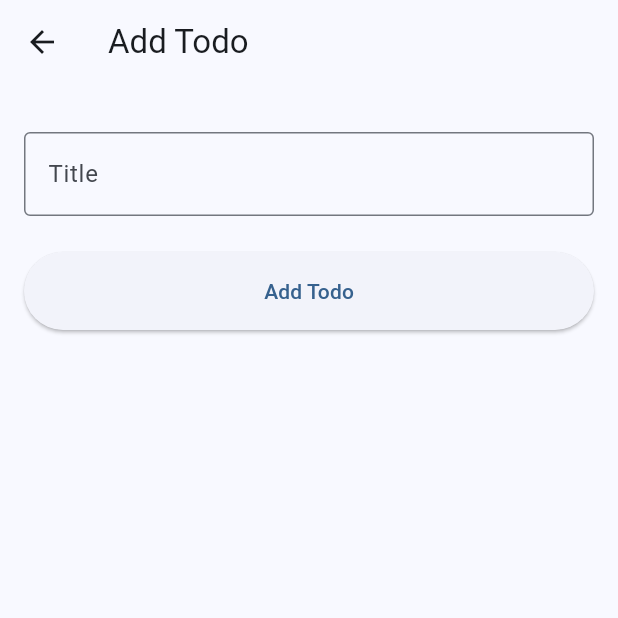
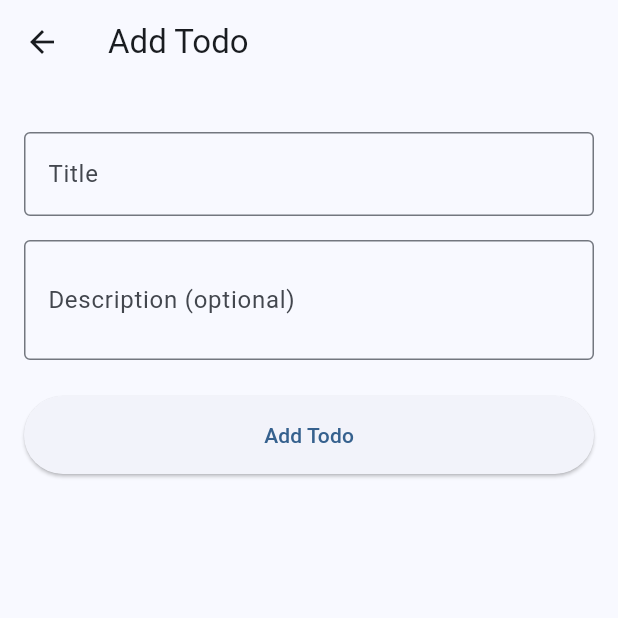
Before and after one commit to getflip/flutter_workshop_todo_app, a Flutter app: the TodoFormScreen screen opened directly, on a phone screen of 412 x 824 dp, the top half of it. Run offline on Flutter 3.47's test engine with Material 3 defaults, Android fonts, the phone set to English and light mode, and no system bars; our stand-ins replace equatable, flutter_bloc, freezed_annotation, get_it, injectable, shared_preferences; accounts and stored records are empty; network calls fail.

Commit message:
Description, Image, Toggle

```diff
--- a/lib/features/todo/data/models/todo_dto.dart
+++ b/lib/features/todo/data/models/todo_dto.dart
@@ -10,8 +10,12 @@ class TodoDTO with _$TodoDTO {
   const factory TodoDTO({
     required String id,
     required String title,
+    required String description,
+    required String imageUrl,
+    required bool isDone,
     int? createdAtSeconds,
   }) = _TodoDTO;
 
-  factory TodoDTO.fromJson(Map<String, dynamic> json) => _$TodoDTOFromJson(json);
+  factory TodoDTO.fromJson(Map<String, dynamic> json) =>
+      _$TodoDTOFromJson(json);
 }
--- a/lib/features/todo/domain/models/todo_model.dart
+++ b/lib/features/todo/domain/models/todo_model.dart
@@ -8,8 +8,14 @@ part 'todo_model.g.dart';
 class TodoModel with _$TodoModel {
   const TodoModel._();
 
-  const factory TodoModel({required String id, required String title, DateTime? createdAt}) =
-      _TodoModel;
+  const factory TodoModel({
+    required String id,
+    required String title,
+    required String description,
+    required String imageUrl,
+    required bool isDone,
+    DateTime? createdAt,
+  }) = _TodoModel;
 
   DateTime get effectiveCreatedAt => createdAt ?? DateTime.now();
 
@@ -18,5 +24,6 @@ class TodoModel with _$TodoModel {
     return dateFormat.format(effectiveCreatedAt);
   }
 
-  factory TodoModel.fromJson(Map<String, dynamic> json) => _$TodoModelFromJson(json);
+  factory TodoModel.fromJson(Map<String, dynamic> json) =>
+      _$TodoModelFromJson(json);
 }
--- a/lib/features/todo/presentation/screens/todo_form_screen.dart
+++ b/lib/features/todo/presentation/screens/todo_form_screen.dart
@@ -13,16 +13,21 @@ class TodoFormScreen extends StatefulWidget {
 class _TodoFormScreenState extends State<TodoFormScreen> {
   final _formKey = GlobalKey<FormState>();
   final _titleController = TextEditingController();
+  final _descriptionController = TextEditingController();
 
   @override
   void dispose() {
     _titleController.dispose();
+    _descriptionController.dispose();
     super.dispose();
   }
 
   void _submitForm() {
     if (_formKey.currentState?.validate() ?? false) {
-      context.read<TodoCubit>().addTodo(_titleController.text);
+      context.read<TodoCubit>().addTodo(
+        _titleController.text,
+        _descriptionController.text,
+      );
       Navigator.pop(context);
     }
   }
@@ -41,7 +46,10 @@ class _TodoFormScreenState extends State<TodoFormScreen> {
               const SizedBox(height: 16),
               TextFormField(
                 controller: _titleController,
-                decoration: const InputDecoration(labelText: 'Title', border: OutlineInputBorder()),
+                decoration: const InputDecoration(
+                  labelText: 'Title',
+                  border: OutlineInputBorder(),
+                ),
                 validator: (value) {
                   if (value == null || value.isEmpty) {
                     return 'Please enter a title';
@@ -49,10 +57,21 @@ class _TodoFormScreenState extends State<TodoFormScreen> {
                   return null;
                 },
               ),
+              const SizedBox(height: 16),
+              TextFormField(
+                controller: _descriptionController,
+                decoration: const InputDecoration(
+                  labelText: 'Description (optional)',
+                  border: OutlineInputBorder(),
+                ),
+                maxLines: 2,
+              ),
               const SizedBox(height: 24),
               ElevatedButton(
                 onPressed: _submitForm,
-                style: ElevatedButton.styleFrom(padding: const EdgeInsets.symmetric(vertical: 16)),
+                style: ElevatedButton.styleFrom(
+                  padding: const EdgeInsets.symmetric(vertical: 16),
+                ),
                 child: const Text('Add Todo'),
               ),
             ],
```
Also changed, not shown: lib/features/todo/data/datasources/todo_remote_datasource.dart (+31 -5 lines), lib/features/todo/data/repositories/todo_repository.dart (+35 -6 lines), lib/features/todo/presentation/cubits/todo_cubit.dart (+12 -2 lines), lib/features/todo/presentation/screens/todo_list_screen.dart (+21 -3 lines), lib/features/todo/presentation/widgets/todo_item.dart (+44 -3 lines), lib/features/todo/data/models/todo_dto.freezed.dart, lib/features/todo/data/models/todo_dto.g.dart, lib/features/todo/domain/models/todo_model.freezed.dart, lib/features/todo/domain/models/todo_model.g.dart, 1 other file.
